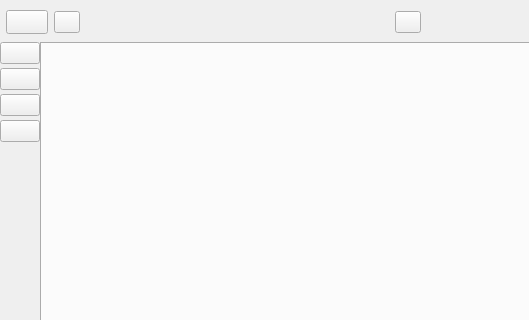
Qt form scope/scope.ui (rkyleg/scope) before a commit; both pictures show x 0 to 529 and y 0 to 320 of the 1172 by 611 pixel window.
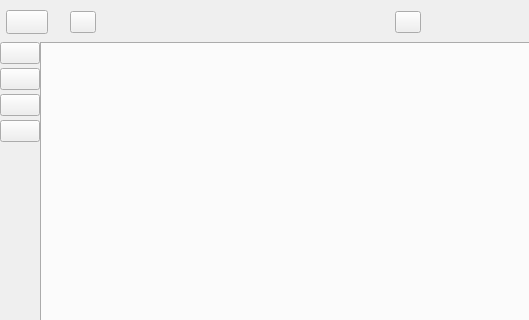
The same form after that commit. Icons and pictures are not drawn.

Commit message: added full file path to title moved events earlier in loading added editorBeforeSave and settingsLoaded signals changed addPlugin to loadPlugin added type to main widgets console_launcher - fixed windows launcher find_files, home - changed type to app

Patch:
```diff
--- a/scope/scope.ui
+++ b/scope/scope.ui
@@ -614,7 +614,19 @@
          <property name="verticalSpacing">
           <number>0</number>
          </property>
-         <item row="0" column="5">
+         <item row="0" column="3">
+          <widget class="QLabel" name="l_title_prefix">
+           <property name="font">
+            <font>
+             <pointsize>10</pointsize>
+            </font>
+           </property>
+           <property name="text">
+            <string/>
+           </property>
+          </widget>
+         </item>
+         <item row="0" column="6">
           <widget class="QPushButton" name="b_closetab">
            <property name="maximumSize">
             <size>
@@ -630,30 +642,14 @@
            </property>
           </widget>
          </item>
-         <item row="0" column="1">
-          <widget class="QPushButton" name="b_tabicon">
-           <property name="maximumSize">
-            <size>
-             <width>26</width>
-             <height>16777215</height>
-            </size>
-           </property>
-           <property name="text">
-            <string/>
-           </property>
-           <property name="iconSize">
-            <size>
-             <width>26</width>
-             <height>24</height>
-            </size>
-           </property>
-           <property name="class" stdset="0">
-            <string>tab_button</string>
-           </property>
-          </widget>
-         </item>
-         <item row="0" column="3">
+         <item row="0" column="5">
           <widget class="QLabel" name="l_filename">
+           <property name="sizePolicy">
+            <sizepolicy hsizetype="Expanding" vsizetype="Preferred">
+             <horstretch>0</horstretch>
+             <verstretch>0</verstretch>
+            </sizepolicy>
+           </property>
            <property name="font">
             <font>
              <pointsize>10</pointsize>
@@ -681,17 +677,26 @@
           </spacer>
          </item>
          <item row="0" column="4">
-          <spacer name="horizontalSpacer_4">
-           <property name="orientation">
-            <enum>Qt::Horizontal</enum>
+          <widget class="QPushButton" name="b_tabicon">
+           <property name="maximumSize">
+            <size>
+             <width>26</width>
+             <height>16777215</height>
+            </size>
            </property>
-           <property name="sizeHint" stdset="0">
+           <property name="text">
+            <string/>
+           </property>
+           <property name="iconSize">
             <size>
-             <width>2</width>
+             <width>20</width>
              <height>20</height>
             </size>
            </property>
-          </spacer>
+           <property name="class" stdset="0">
+            <string>tab_button</string>
+           </property>
+          </widget>
          </item>
         </layout>
        </widget>
```
The commit also changes 6 other files.
